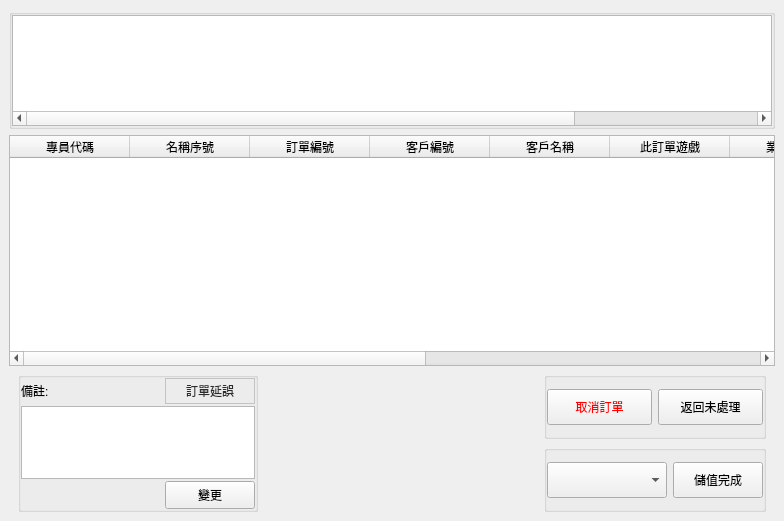
roger0816/Adb, file src/AdbClient/StageOrder/LayerGetOrder1.ui: the form before one commit.
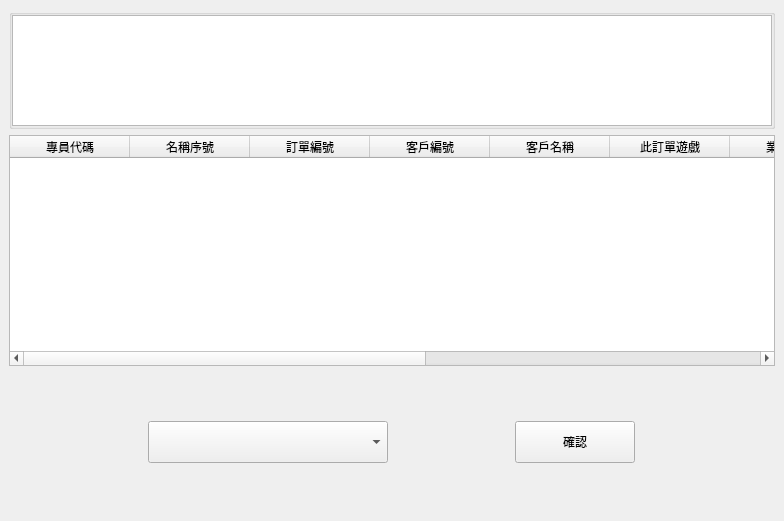
The form after the commit. Custom widgets are drawn as their Qt base class.

The edit to the form file:
```diff
--- a/src/AdbClient/StageOrder/LayerGetOrder1.ui
+++ b/src/AdbClient/StageOrder/LayerGetOrder1.ui
@@ -71,7 +71,7 @@
             <number>36</number>
            </attribute>
            <attribute name="horizontalHeaderDefaultSectionSize">
-            <number>200</number>
+            <number>170</number>
            </attribute>
            <attribute name="verticalHeaderVisible">
             <bool>false</bool>
@@ -217,7 +217,7 @@
          </size>
         </property>
         <property name="currentIndex">
-         <number>1</number>
+         <number>2</number>
         </property>
         <widget class="QWidget" name="page0"/>
         <widget class="QWidget" name="page1">
@@ -497,6 +497,51 @@
           </item>
          </layout>
         </widget>
+        <widget class="QWidget" name="page">
+         <layout class="QGridLayout" name="gridLayout_7">
+          <item row="0" column="0">
+           <widget class="QWidget" name="widget" native="true">
+            <layout class="QGridLayout" name="gridLayout_6">
+             <item row="0" column="0">
+              <widget class="QComboBox" name="cbFacChange">
+               <property name="minimumSize">
+                <size>
+                 <width>240</width>
+                 <height>42</height>
+                </size>
+               </property>
+               <property name="maximumSize">
+                <size>
+                 <width>240</width>
+                 <height>16777215</height>
+                </size>
+               </property>
+              </widget>
+             </item>
+             <item row="0" column="1">
+              <widget class="QPushButton" name="btnFacChange">
+               <property name="minimumSize">
+                <size>
+                 <width>120</width>
+                 <height>42</height>
+                </size>
+               </property>
+               <property name="maximumSize">
+                <size>
+                 <width>120</width>
+                 <height>16777215</height>
+                </size>
+               </property>
+               <property name="text">
+                <string>確認</string>
+               </property>
+              </widget>
+             </item>
+            </layout>
+           </widget>
+          </item>
+         </layout>
+        </widget>
        </widget>
       </item>
      </layout>
```
